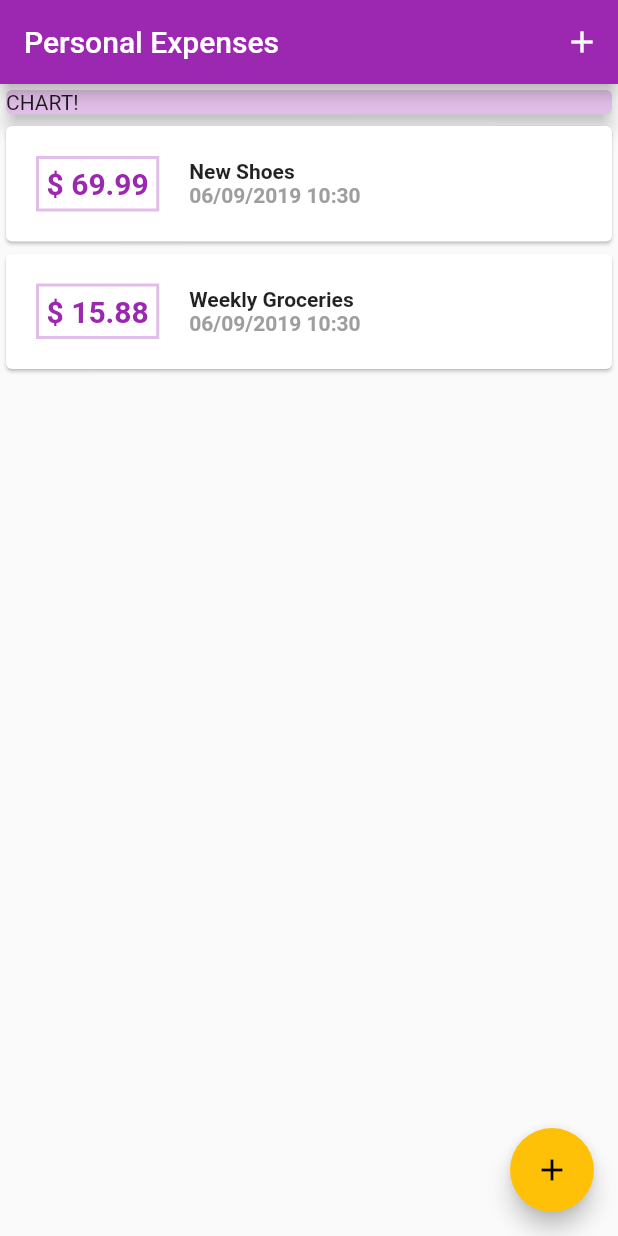
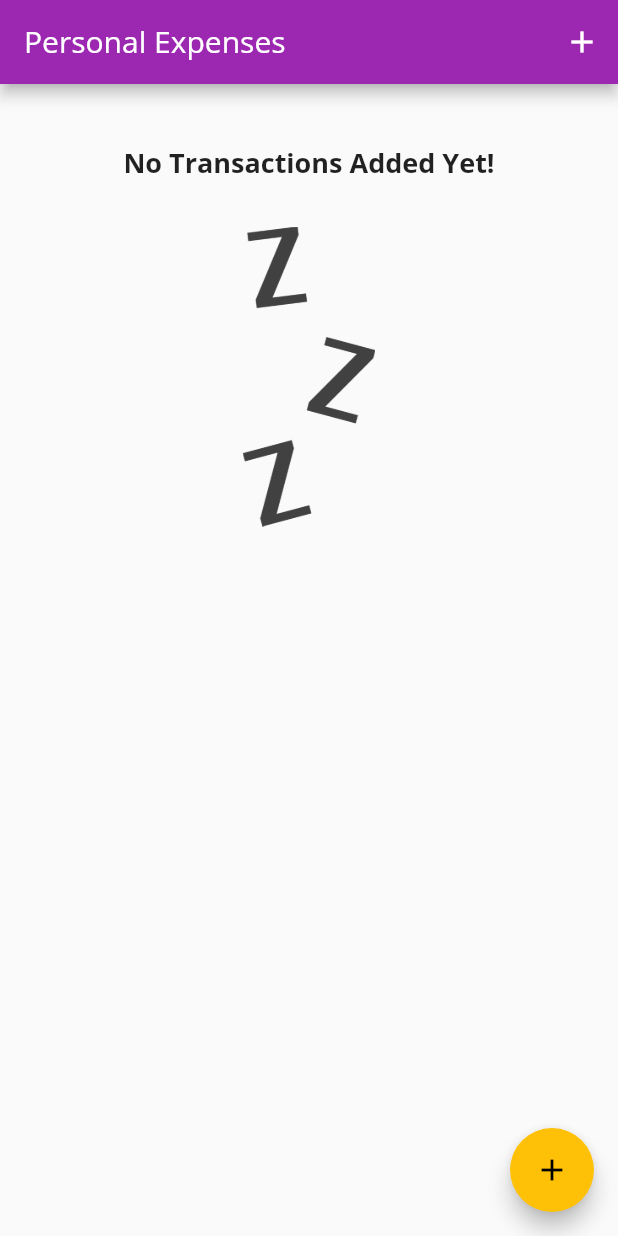
Before and after one commit to mawippel/personal-expenses-app, a Flutter app: the screen it shows after launch, on a phone screen of 412 x 824 dp. Run offline on Flutter 3.47's test engine with Material 2 defaults, Android fonts, the phone set to English and light mode, and no system bars.

Commit message:
feat: empty screen and initial chart widget

```diff
--- a/lib/main.dart
+++ b/lib/main.dart
@@ -1,4 +1,5 @@
 import 'package:flutter/material.dart';
+import 'package:personal_expenses_app/widgets/chart.dart';
 import 'package:personal_expenses_app/widgets/new_transaction.dart';
 import 'package:personal_expenses_app/widgets/transaction_list.dart';
 import 'package:personal_expenses_app/model/transaction.dart';
@@ -13,7 +14,20 @@ class MyApp extends StatelessWidget {
       home: MyHomePage(),
       theme: ThemeData(
         primarySwatch: Colors.purple,
-        accentColor: Colors.amber
+        accentColor: Colors.amber,
+        fontFamily: 'Quicksand',
+        textTheme: ThemeData.light().textTheme.copyWith(
+              title: TextStyle(
+                fontFamily: 'OpenSans',
+                fontWeight: FontWeight.bold,
+                fontSize: 18,
+              ),
+            ),
+        appBarTheme: AppBarTheme(
+          textTheme: ThemeData.light()
+              .textTheme
+              .copyWith(title: TextStyle(fontFamily: 'OpenSans', fontSize: 20)),
+        ),
       ),
     );
   }
@@ -26,19 +40,26 @@ class MyHomePage extends StatefulWidget {
 
 class _MyHomePageState extends State<MyHomePage> {
   final List<Transaction> _transactions = [
-    Transaction(
-      id: 't1',
-      title: 'New Shoes',
-      amount: 69.99,
-      date: DateTime.now(),
-    ),
-    Transaction(
-      id: 't2',
-      title: 'Weekly Groceries',
-      amount: 15.88,
-      date: DateTime.now(),
-    ),
+    // Transaction(
+    //   id: 't1',
+    //   title: 'New Shoes',
+    //   amount: 69.99,
+    //   date: DateTime.now(),
+    // ),
+    // Transaction(
+    //   id: 't2',
+    //   title: 'Weekly Groceries',
+    //   amount: 15.88,
+    //   date: DateTime.now(),
+    // ),
   ];
+
+  List<Transaction> get _recentTransactions {
+    return _transactions
+        .where(
+            (tx) => tx.date.isAfter(DateTime.now().subtract(Duration(days: 7))))
+        .toList();
+  }
 
   void _addTransaction(String title, double amount) {
     final newTx = new Transaction(
@@ -68,7 +89,9 @@ class _MyHomePageState extends State<MyHomePage> {
   Widget build(BuildContext context) {
     return Scaffold(
       appBar: AppBar(
-        title: Text('Personal Expenses'),
+        title: Text(
+          'Personal Expenses',
+        ),
         actions: <Widget>[
           IconButton(
             icon: Icon(Icons.add),
@@ -79,13 +102,8 @@ class _MyHomePageState extends State<MyHomePage> {
       body: SingleChildScrollView(
         child: Column(
           children: <Widget>[
-            Container(
-              width: double.infinity,
-              child: Card(
-                color: Theme.of(context).primaryColorLight,
-                child: Text('CHART!'),
-                elevation: 5,
-              ),
+            Chart(
+              transactions: _recentTransactions,
             ),
             TransactionList(
               transactions: _transactions,
--- /dev/null
+++ b/lib/widgets/chart.dart
@@ -0,0 +1,41 @@
+import 'package:flutter/material.dart';
+import 'package:intl/intl.dart';
+import 'package:personal_expenses_app/model/transaction.dart';
+
+class Chart extends StatelessWidget {
+  final List<Transaction> transactions;
+
+  const Chart({Key key, this.transactions}) : super(key: key);
+
+  List<Map<String, Object>> get groupedTransactionValues {
+    return List.generate(7, (index) {
+      final weekDay = DateTime.now().subtract(
+        Duration(days: index),
+      );
+      double totalSum = 0.0;
+
+      for (var i = 0; i < transactions.length; i++) {
+        if (transactions[i].date.day == weekDay.day &&
+            transactions[i].date.month == weekDay.month &&
+            transactions[i].date.year == weekDay.year) {
+          totalSum += transactions[i].amount;
+        }
+      }
+
+      return {'day': DateFormat.E().format(weekDay), 'amount': totalSum};
+    });
+  }
+
+  @override
+  Widget build(BuildContext context) {
+    print(groupedTransactionValues);
+
+    return Card(
+      elevation: 7,
+      margin: EdgeInsets.all(20),
+      child: Row(
+        children: <Widget>[],
+      ),
+    );
+  }
+}
--- a/lib/widgets/transaction_list.dart
+++ b/lib/widgets/transaction_list.dart
@@ -13,7 +13,26 @@ class TransactionList extends StatelessWidget {
     return Container(
       height: 300,
       padding: EdgeInsets.only(bottom: 20),
-      child: ListView.builder(
+      child: transactions.isEmpty
+          ? Column(
+              children: <Widget>[
+                Text(
+                  'No Transactions Added Yet!',
+                  style: Theme.of(context).textTheme.title,
+                ),
+                SizedBox(
+                  height: 30,
+                ),
+                Container(
+                  height: 200,
+                  child: Image.asset(
+                    'assets/images/waiting.png',
+                    fit: BoxFit.cover,
+                  ),
+                )
+              ],
+            )
+          : ListView.builder(
               itemBuilder: (ctx, index) {
                 return Card(
                   child: Row(
@@ -41,10 +60,7 @@ class TransactionList extends StatelessWidget {
                         children: <Widget>[
                           Text(
                             transactions[index].title,
-                      style: TextStyle(
-                        fontWeight: FontWeight.bold,
-                        fontSize: 14,
-                      ),
+                            style: Theme.of(context).textTheme.title,
                           ),
                           Text(
                             DateFormat('dd/MM/yyyy hh:mm')
--- a/pubspec.yaml
+++ b/pubspec.yaml
@@ -42,9 +42,8 @@ flutter:
   uses-material-design: true
 
   # To add assets to your application, add an assets section, like this:
-  # assets:
-  #  - images/a_dot_burr.jpeg
-  #  - images/a_dot_ham.jpeg
+  assets:
+   - assets/images/waiting.png
 
   # An image asset can refer to one or more resolution-specific "variants", see
   # https://flutter.dev/assets-and-images/#resolution-aware.
```
Also changed, not shown: assets/images/waiting.png (added). Lines whose indentation alone changed are shown as unchanged.
